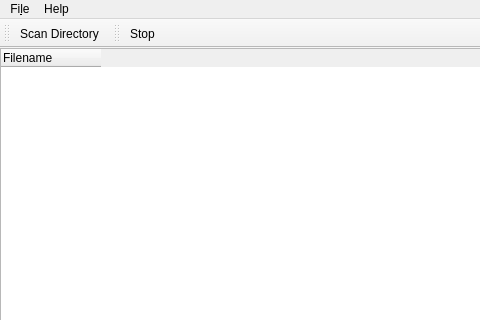
The window that mainwindow.ui (demon1999/finder) describes before a commit, drawn with Qt 5; both pictures show x 0 to 480 and y 0 to 320 of the 800 by 600 pixel window.
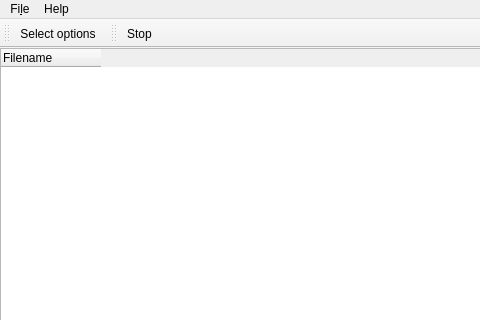
The same window after the commit.

```diff
--- a/mainwindow.ui
+++ b/mainwindow.ui
@@ -103,7 +103,7 @@
   </action>
   <action name="actionScan_Directory">
    <property name="text">
-    <string>&amp;Scan Directory...</string>
+    <string>&amp;Select options...</string>
    </property>
   </action>
   <action name="actionExit">
```
